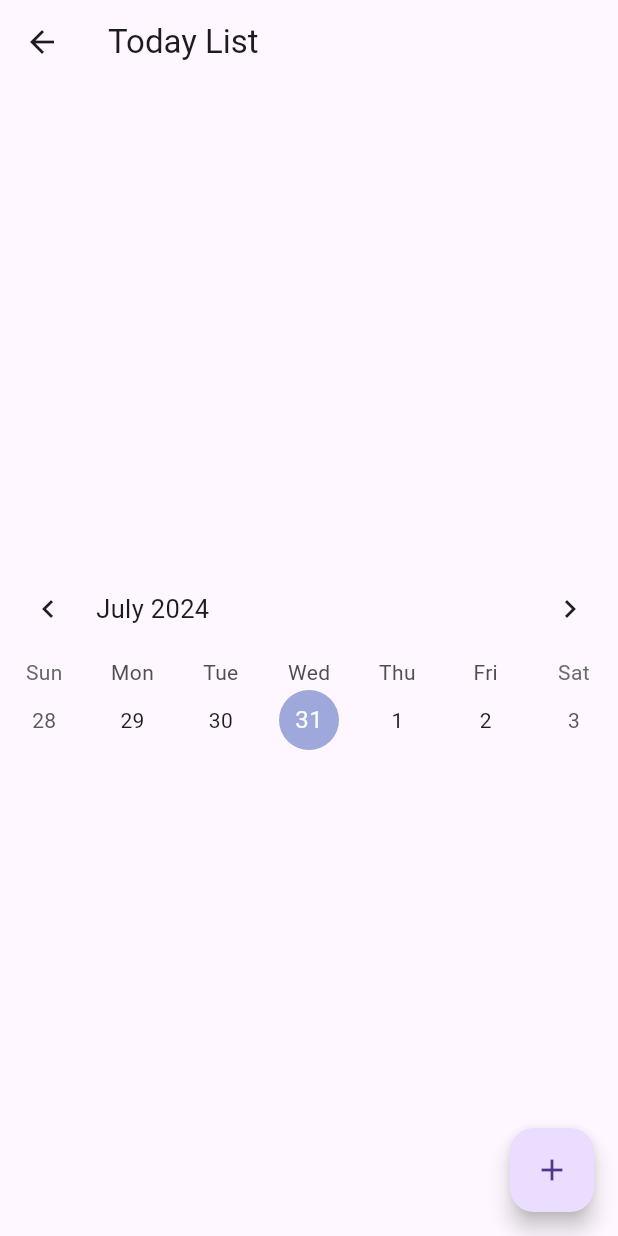
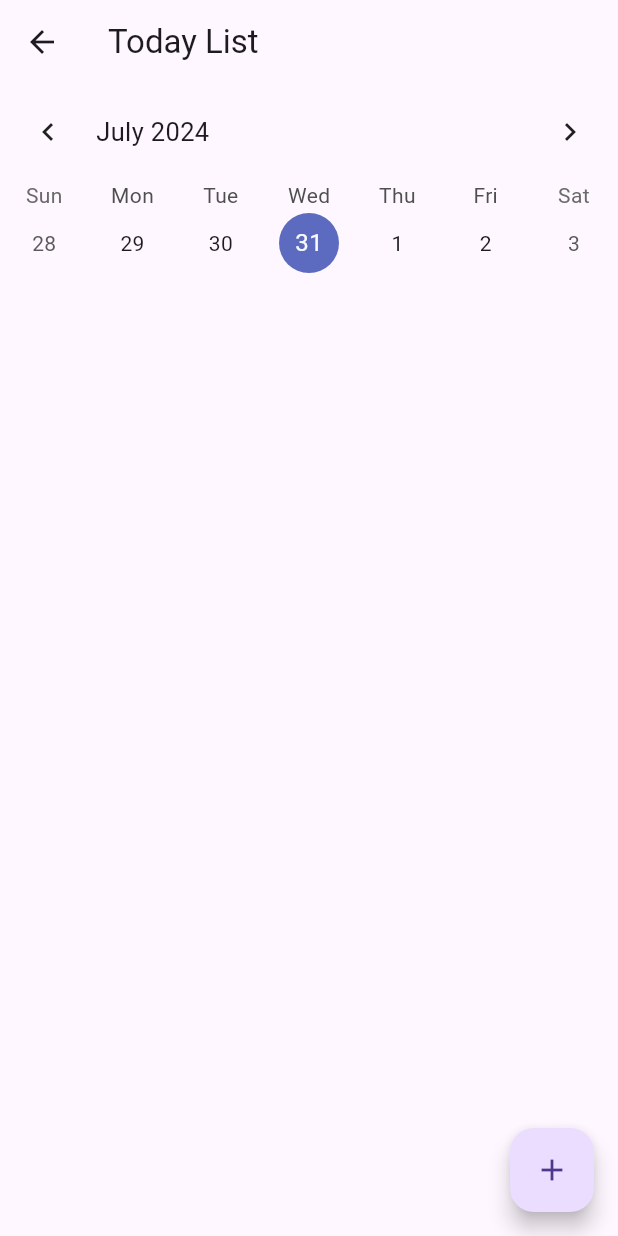
Before and after one commit to Doglily3/calreminder, a Flutter app: the TodayListPage screen opened directly, on a phone screen of 412 x 824 dp. Run offline on Flutter 3.47's test engine with Material 3 defaults, Android fonts, the phone set to English and light mode, and no system bars; drawn by our look-alikes of table_calendar; our stand-ins replace sqflite; accounts and stored records are empty.

Commit message:
failed print tasks out

```diff
--- /dev/null
+++ b/devtools_options.yaml
@@ -0,0 +1,3 @@
+description: This file stores settings for Dart & Flutter DevTools.
+documentation: https://docs.flutter.dev/tools/devtools/extensions#configure-extension-enablement-states
+extensions:
--- a/lib/screens/today_list_page.dart
+++ b/lib/screens/today_list_page.dart
@@ -1,6 +1,9 @@
 import 'package:flutter/material.dart';
+import 'package:intl/intl.dart';
+import 'package:provider/provider.dart';
 import 'package:table_calendar/table_calendar.dart';
-import 'add_task_page.dart';  // 加入addtaskpage
+import '../providers/task_provider.dart'; // Ensure correct path
+import 'add_task_page.dart';
 
 class TodayListPage extends StatefulWidget {
   const TodayListPage({super.key});
@@ -15,42 +18,70 @@ class TodayListPageState extends State<TodayListPage> {
   DateTime? _selectedDay;
 
   @override
+  void initState() {
+    super.initState();
+    _selectedDay = _focusedDay;
+    _fetchTasksForSelectedDay();
+  }
+
+  void _fetchTasksForSelectedDay() {
+    if (_selectedDay != null) {
+      final dateStr = DateFormat('yyyy-MM-dd').format(_selectedDay!);
+      Provider.of<TaskProvider>(context, listen: false).fetchTasksByDate(dateStr);
+    }
+  }
+
+  @override
   Widget build(BuildContext context) {
+    final tasks = Provider.of<TaskProvider>(context).tasks; // Get tasks from Provider
+
     return Scaffold(
       appBar: AppBar(
         title: const Text('Today List'),
       ),
-      body: Center(
-        child: TableCalendar(
+      body: Column(
+        children: [
+          TableCalendar(
             firstDay: DateTime.utc(2010, 10, 16),
             lastDay: DateTime.utc(2030, 3, 14),
             focusedDay: _focusedDay,
             calendarFormat: _calendarFormat,
-          availableCalendarFormats: const {CalendarFormat.week: 'Week'},  // Only week format available
-          selectedDayPredicate: (day) {
-            return isSameDay(_selectedDay, day);
-          },
+            availableCalendarFormats: const {CalendarFormat.week: 'Week'},
+            selectedDayPredicate: (day) => isSameDay(_selectedDay, day),
             onDaySelected: (selectedDay, focusedDay) {
               setState(() {
                 _selectedDay = selectedDay;
                 _focusedDay = focusedDay;
               });
+              _fetchTasksForSelectedDay();
             },
             onPageChanged: (focusedDay) {
               _focusedDay = focusedDay;
             },
           ),
+          Expanded(
+            child: ListView.builder(
+              itemCount: tasks.length,
+              itemBuilder: (context, index) {
+                final task = tasks[index];
+                return ListTile(
+                  title: Text(task.title),
+                  subtitle: Text(task.note),
+                );
+              },
             ),
-      //我加的floating button
+          ),
+        ],
+      ),
       floatingActionButton: FloatingActionButton(
-        onPressed: () {
-          Navigator.push(
+        onPressed: () async {
+          await Navigator.push(
             context,
             MaterialPageRoute(builder: (context) => AddTaskPage(selectedDate: _selectedDay ?? DateTime.now())),
           );
+          _fetchTasksForSelectedDay(); // Refresh tasks after adding a new one
         },
         child: const Icon(Icons.add),
-        //backgroundColor: Colors.blue,
       ),
     );
   }
--- a/pubspec.yaml
+++ b/pubspec.yaml
@@ -33,6 +33,7 @@ dependencies:
   provider: ^6.0.1
   sqflite: ^2.0.0+4
   path_provider: ^2.0.8
+  path: ^1.8.0
 
   # The following adds the Cupertino Icons font to your application.
   # Use with the CupertinoIcons class for iOS style icons.
```
Also changed, not shown: lib/database/database_helper.dart (+60 -15 lines), lib/models/task.dart (+11 -0 lines), lib/providers/task_provider.dart (+5 -3 lines), pubspec.lock, 1 other file. Lines whose indentation alone changed are shown as unchanged.
